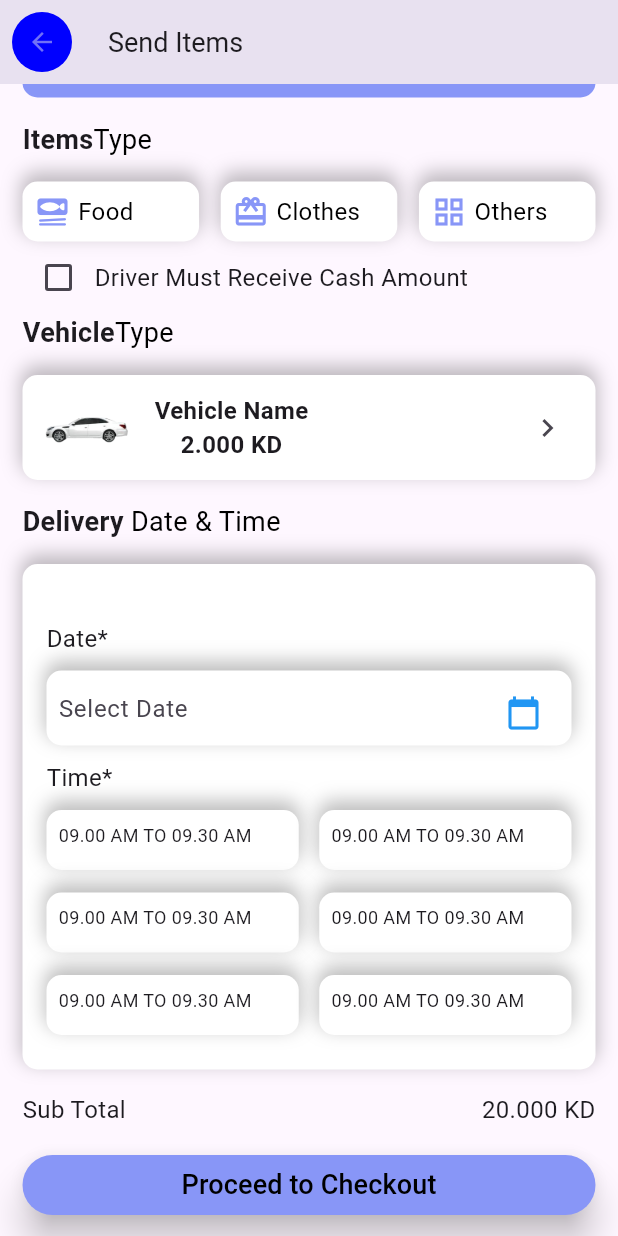
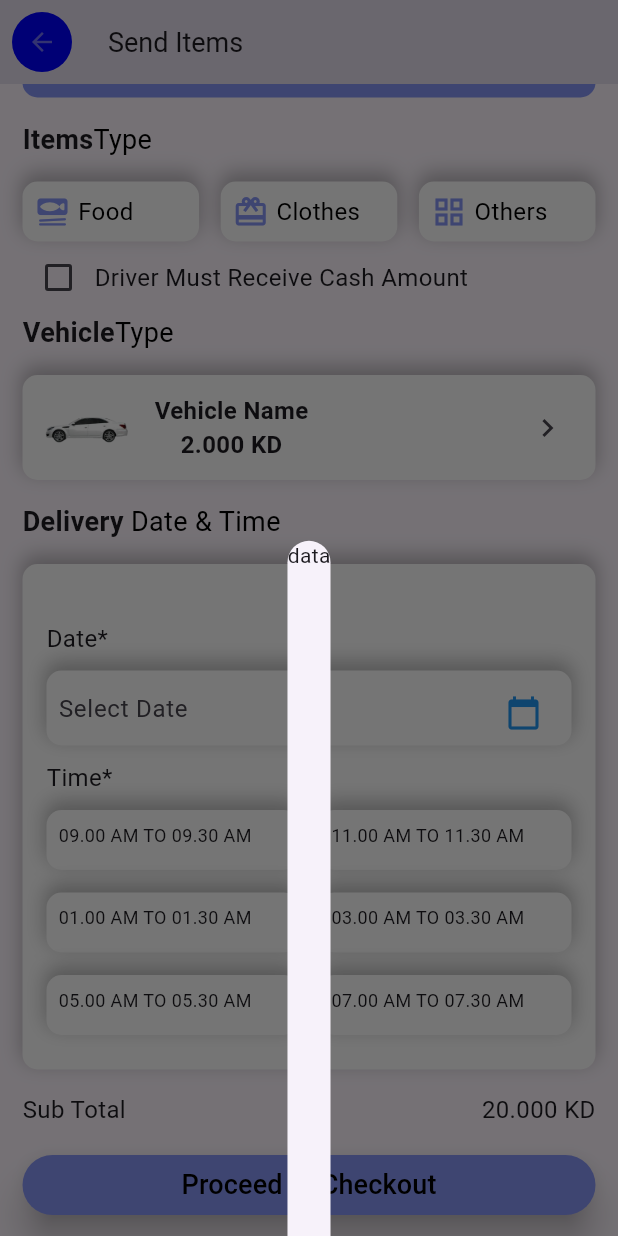
Before and after one commit to AtharvaParadkar/Flutterrr, a Flutter app: the SendItems screen opened directly, scrolled down 312 dp, after a tap on the "chevron right" icon, on a phone screen of 412 x 824 dp. Run offline on Flutter 3.47's test engine with Material 3 defaults, Android fonts, the phone set to English and light mode, and no system bars; our stand-ins replace another_carousel_pro, audioplayers, carousel_slider, flick_video_player, fluttertoast, gap and 3 more; missing offline and left inert: qr_code_scanner; network calls fail.

Commit message:
Taxi Send Items

```diff
--- a/lib/Screens/taxi_booking_Screens/checkout.dart
+++ b/lib/Screens/taxi_booking_Screens/checkout.dart
@@ -1,5 +1,4 @@
 import 'package:flutter/material.dart';
-import 'package:flutter_application/Screens/taxi_booking_Screens/send_items.dart';
 import 'package:gap/gap.dart';
 
 class TaxiBookingCheckout extends StatefulWidget {
@@ -165,8 +164,6 @@ class _TaxiBookingCheckoutState extends State<TaxiBookingCheckout> {
                       ),
                       Gap(10),
                       Expanded(
-                        child: InkWell(
-                          onTap: () => Navigator.push(context,MaterialPageRoute(builder: (_)=>SendItems())),
                         child: Column(
                           children: [
                             LocationTile(
@@ -188,7 +185,6 @@ class _TaxiBookingCheckoutState extends State<TaxiBookingCheckout> {
                               true,
                             ),
                           ],
-                          ),
                         ),
                       ),
                     ],
--- a/lib/Screens/taxi_booking_Screens/send_items.dart
+++ b/lib/Screens/taxi_booking_Screens/send_items.dart
@@ -1,4 +1,5 @@
 import 'package:flutter/material.dart';
+import 'package:flutter_application/Screens/taxi_booking_Screens/checkout.dart';
 import 'package:gap/gap.dart';
 
 class SendItems extends StatefulWidget {
@@ -350,7 +351,11 @@ class _SendItemsState extends State<SendItems> {
                     ),
                     Spacer(),
                     IconButton(
-                        onPressed: () {}, icon: Icon(Icons.chevron_right))
+                      onPressed: () {
+                        vehicleModalSheet();
+                      },
+                      icon: Icon(Icons.chevron_right),
+                    ),
                   ],
                 ),
               ),
@@ -446,23 +451,23 @@ class _SendItemsState extends State<SendItems> {
                         mainAxisAlignment: MainAxisAlignment.spaceBetween,
                         children: [
                           deliveryTime('09.00 AM TO 09.30 AM'),
-                          deliveryTime('09.00 AM TO 09.30 AM'),
+                          deliveryTime('11.00 AM TO 11.30 AM'),
                         ],
                       ),
                       Gap(15),
                       Row(
                         mainAxisAlignment: MainAxisAlignment.spaceBetween,
                         children: [
-                          deliveryTime('09.00 AM TO 09.30 AM'),
-                          deliveryTime('09.00 AM TO 09.30 AM'),
+                          deliveryTime('01.00 AM TO 01.30 AM'),
+                          deliveryTime('03.00 AM TO 03.30 AM'),
                         ],
                       ),
                       Gap(15),
                       Row(
                         mainAxisAlignment: MainAxisAlignment.spaceBetween,
                         children: [
-                          deliveryTime('09.00 AM TO 09.30 AM'),
-                          deliveryTime('09.00 AM TO 09.30 AM'),
+                          deliveryTime('05.00 AM TO 05.30 AM'),
+                          deliveryTime('07.00 AM TO 07.30 AM'),
                         ],
                       ),
                       Gap(15),
@@ -491,7 +496,8 @@ class _SendItemsState extends State<SendItems> {
                   fixedSize: Size(MediaQuery.sizeOf(context).width, 20),
                   elevation: 10,
                 ),
-                onPressed: () {},
+                onPressed: () => Navigator.of(context).push(
+                    MaterialPageRoute(builder: (_) => TaxiBookingCheckout())),
                 child: Text(
                   'Proceed to Checkout',
                   style: TextStyle(
@@ -536,13 +542,21 @@ class _SendItemsState extends State<SendItems> {
     );
   }
 
+  String? selectedTimeSlot;
   Widget deliveryTime(String dTime) {
-    return Container(
+
+    bool isSelected = selectedTimeSlot==dTime;
+
+    return GestureDetector(
+      onTap: ()=>setState(() {
+        selectedTimeSlot=dTime;
+      }),
+      child: Container(
         padding: EdgeInsets.all(8),
         width: MediaQuery.sizeOf(context).width / 2.45,
         height: 40,
         decoration: BoxDecoration(
-        color: Colors.white,
+          color: isSelected?Color.fromARGB(255, 136, 150, 247): Colors.white,
           borderRadius: BorderRadius.circular(10),
           boxShadow: [
             BoxShadow(
@@ -556,6 +570,18 @@ class _SendItemsState extends State<SendItems> {
           dTime,
           style: TextStyle(fontSize: 12),
         ),
+      ),
+    );
+  }
+
+  Future<void> vehicleModalSheet() {
+    return showModalBottomSheet(
+      context: context,
+      builder: (ctx) => Column(
+        children: [
+          Text('data'),
+        ],
+      ),
     );
   }
 }
--- a/lib/widgets/drawer.dart
+++ b/lib/widgets/drawer.dart
@@ -1,7 +1,7 @@
 import 'package:flutter/material.dart';
 import 'package:flutter_application/Screens/GymBox_Screens/gymnavigation.dart';
 import 'package:flutter_application/Screens/Jay_Screens/navigation.dart';
-import 'package:flutter_application/Screens/taxi_booking_Screens/checkout.dart';
+import 'package:flutter_application/Screens/taxi_booking_Screens/send_items.dart';
 import 'package:flutter_application/loginpage.dart';
 
 class MyDrawer extends StatelessWidget {
@@ -52,7 +52,7 @@ class MyDrawer extends StatelessWidget {
               title: Text('Gym Box UI'),
             ),
             ListTile(
-              onTap: () =>Navigator.of(context).push(MaterialPageRoute(builder: (_)=>TaxiBookingCheckout())),
+              onTap: () =>Navigator.of(context).push(MaterialPageRoute(builder: (_)=>SendItems())),
               leading: Icon(Icons.home_outlined),
               title: Text('Taxi Booking UI'),
             ),
```
Lines whose indentation alone changed are shown as unchanged.
